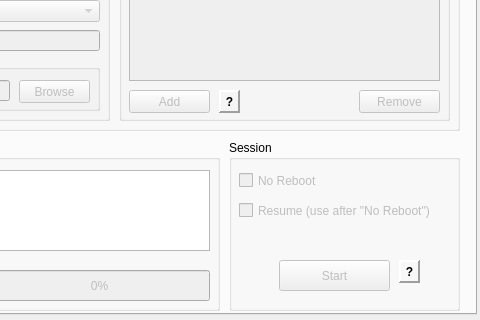
Before: the Qt Designer form heimdall-frontend/mainwindow.ui in sounddrill31/Heimdall, drawn with Qt 5; both pictures show x 308 to 788 and y 205 to 525 of the 788 by 525 pixel window.
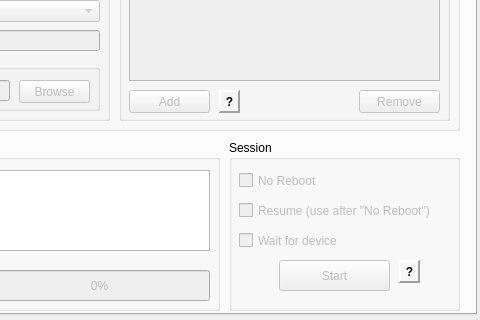
After: the same form once the commit is applied. The open tabs and pages were chosen to show the change.

Commit message:
heimdall-frontend: support new --wait arg
Add a "Wait for device" checkbox in flash tab, and checkbox in
Advanced menu.  If enabled then Heimdall will wait with the specified
action until a device is connected.

```diff
--- a/heimdall-frontend/mainwindow.ui
+++ b/heimdall-frontend/mainwindow.ui
@@ -863,6 +863,25 @@
         <string>Resume (use after &quot;No Reboot&quot;)</string>
        </property>
       </widget>
+      <widget class="QCheckBox" name="waitForDeviceCheckbox">
+       <property name="enabled">
+        <bool>false</bool>
+       </property>
+       <property name="geometry">
+        <rect>
+         <x>10</x>
+         <y>90</y>
+         <width>211</width>
+         <height>21</height>
+        </rect>
+       </property>
+       <property name="toolTip">
+        <string notr="true">If enabled then Heimdall waits until a compatible device is connected and then flashes.</string>
+       </property>
+       <property name="text">
+        <string>Wait for device</string>
+       </property>
+      </widget>
       <widget class="QPushButton" name="startFlashButton">
        <property name="enabled">
         <bool>false</bool>
```
Left out of the diff: 2 changed lines with no effect on the pictures. The commit also changes 2 other files.
